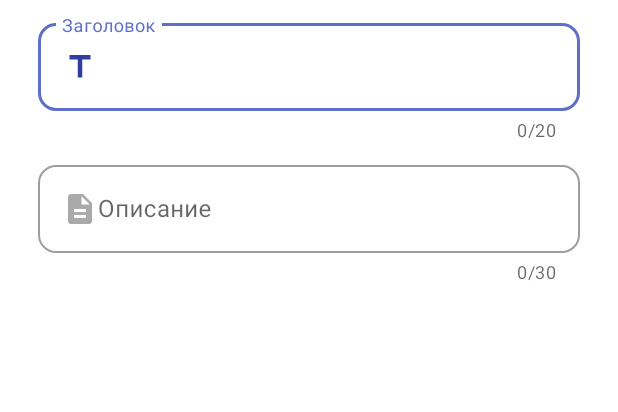
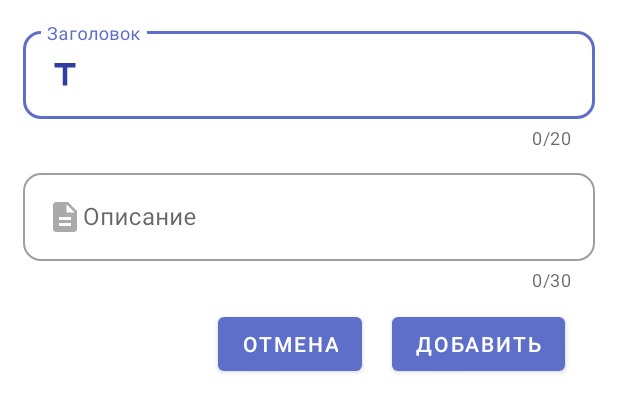
Before and after one commit to MikhailGorbach/_Vector, an Android app: the layout fragment_mark.xml on its own in the app's theme, with its tools: preview values and no code run, on a phone screen of 412 x 824 dp. Shown: the top 412 px of the screen. Run offline under Robolectric (Android 15) with nearby library versions, the phone set to English and light mode, and no system bars.

Commit message:
dialogFragment added

```diff
--- a/app/src/main/res/layout/fragment_mark.xml
+++ b/app/src/main/res/layout/fragment_mark.xml
@@ -1,17 +1,16 @@
 <?xml version="1.0" encoding="utf-8"?>
 <androidx.constraintlayout.widget.ConstraintLayout xmlns:android="http://schemas.android.com/apk/res/android"
     xmlns:app="http://schemas.android.com/apk/res-auto"
+    xmlns:tools="http://schemas.android.com/tools"
     android:layout_width="match_parent"
-    android:layout_height="match_parent">
+    android:layout_height="wrap_content"
+    android:padding="15dp">
 
     <com.google.android.material.textfield.TextInputLayout
         android:id="@+id/titleTextInputLayout"
         style="@style/Widget.MaterialComponents.TextInputLayout.OutlinedBox"
         android:layout_width="0dp"
         android:layout_height="wrap_content"
-        android:layout_marginStart="25dp"
-        android:layout_marginTop="10dp"
-        android:layout_marginEnd="25dp"
         app:boxCornerRadiusBottomEnd="12dp"
         app:boxCornerRadiusBottomStart="12dp"
         app:boxCornerRadiusTopEnd="12dp"
@@ -43,9 +42,7 @@
         style="@style/Widget.MaterialComponents.TextInputLayout.OutlinedBox"
         android:layout_width="0dp"
         android:layout_height="wrap_content"
-        android:layout_marginStart="25dp"
         android:layout_marginTop="10dp"
-        android:layout_marginEnd="25dp"
         app:boxCornerRadiusBottomEnd="12dp"
         app:boxCornerRadiusBottomStart="12dp"
         app:boxCornerRadiusTopEnd="12dp"
@@ -72,4 +69,28 @@
             android:textSize="16sp" />
     </com.google.android.material.textfield.TextInputLayout>
 
+    <Button
+        android:id="@+id/applyMarkerBtn"
+        android:layout_width="wrap_content"
+        android:layout_height="wrap_content"
+        android:layout_marginStart="10dp"
+        android:layout_marginTop="190dp"
+        android:layout_marginEnd="20dp"
+        android:text="Добавить"
+        app:layout_constraintEnd_toEndOf="parent"
+        app:layout_constraintStart_toEndOf="@+id/dismissDialogBtn"
+        app:layout_constraintTop_toTopOf="parent" />
+
+    <Button
+        android:id="@+id/dismissDialogBtn"
+        android:layout_width="wrap_content"
+        android:layout_height="wrap_content"
+        android:layout_marginStart="130dp"
+        android:layout_marginTop="190dp"
+        android:layout_marginEnd="10dp"
+        android:text="Отмена"
+        app:layout_constraintEnd_toStartOf="@+id/applyMarkerBtn"
+        app:layout_constraintStart_toStartOf="parent"
+        app:layout_constraintTop_toTopOf="parent" />
+
 </androidx.constraintlayout.widget.ConstraintLayout>
```
Also changed, not shown: app/src/main/java/com/example/vector/ui/map/BottomSheetFragment.kt (+2 -51 lines), app/src/main/java/com/example/vector/ui/map/DialogMarkFragment.kt (added, +64 -0 lines), app/src/main/res/navigation/app_nav_graph.xml (+21 -0 lines).
